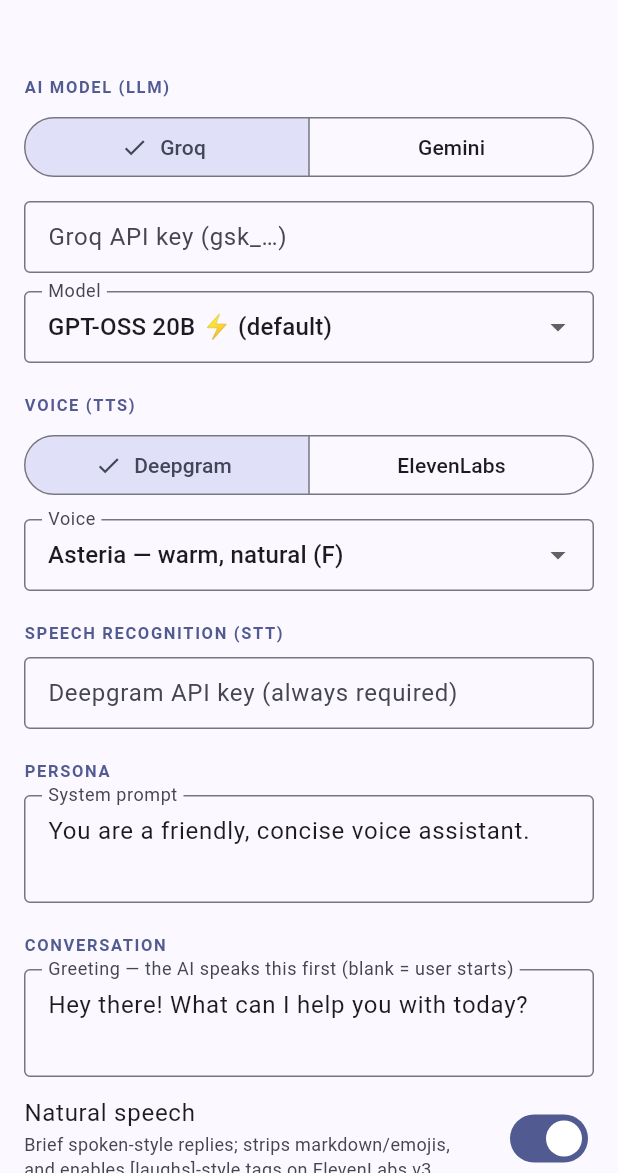
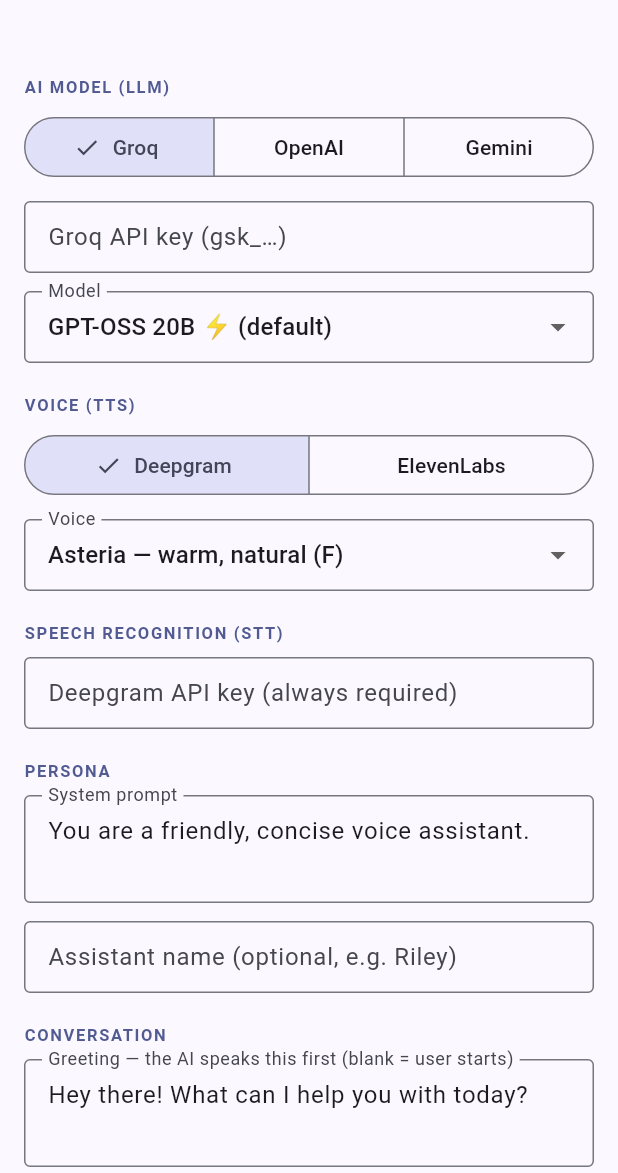
Before and after one commit to abdelrahman-shehata99/vocra-demo, a Flutter app: the screen it shows after launch, on a phone screen of 412 x 824 dp, the part 63-1236 px from its top. Run offline on Flutter 3.47's test engine with Material 3 defaults, Android fonts, the phone set to English and light mode, and no system bars; missing offline and left inert: vocra.

Commit message:
Expose the new SDK features in the demo setup screen
- OpenAI as a third LLM option; build the config via the VocraLlm/VocraTts/
  VocraStt facades.
- Assistant name field.
- Auto-end policies UI: end phrases, farewell message, silence timeout, and max
  duration -> SessionPolicies.

Lets the greeting, natural speech, facades, mute, end-session report, and
auto-end policies all be exercised locally.

Co-Authored-By: Claude Opus 4.8 <noreply@anthropic.com>

```diff
--- a/lib/main.dart
+++ b/lib/main.dart
@@ -21,7 +21,7 @@ class VocraDemoApp extends StatelessWidget {
   }
 }
 
-enum LlmChoice { groq, gemini }
+enum LlmChoice { groq, openai, gemini }
 
 enum TtsChoice { deepgram, elevenlabs }
 
@@ -29,6 +29,12 @@ const _groqModels = <String, String>{
   'openai/gpt-oss-20b': 'GPT-OSS 20B ⚡ (default)',
   'llama-3.3-70b-versatile': 'Llama 3.3 70B Versatile',
   'llama-3.1-8b-instant': 'Llama 3.1 8B Instant (retires 2026-08-16)',
+};
+
+const _openAiModels = <String, String>{
+  'gpt-4.1-mini': 'GPT-4.1 Mini ⚡ (default)',
+  'gpt-4.1-nano': 'GPT-4.1 Nano (fastest)',
+  'gpt-4.1': 'GPT-4.1',
 };
 
 const _geminiModels = <String, String>{
@@ -87,6 +93,9 @@ class _SetupPageState extends State<SetupPage> {
   final _groqKey = TextEditingController(
     text: const String.fromEnvironment('GROQ_API_KEY'),
   );
+  final _openAiKey = TextEditingController(
+    text: const String.fromEnvironment('OPENAI_API_KEY'),
+  );
   final _geminiKey = TextEditingController(
     text: const String.fromEnvironment('GEMINI_API_KEY'),
   );
@@ -99,13 +108,22 @@ class _SetupPageState extends State<SetupPage> {
   final _persona = TextEditingController(
     text: 'You are a friendly, concise voice assistant.',
   );
+  final _assistantName = TextEditingController();
   final _greeting = TextEditingController(
     text: 'Hey there! What can I help you with today?',
   );
+  // Session policies (leave blank to disable).
+  final _endPhrases = TextEditingController(text: 'goodbye, talk to you later');
+  final _endMessage = TextEditingController(
+    text: 'Thanks for chatting. Take care!',
+  );
+  final _silenceSeconds = TextEditingController();
+  final _maxMinutes = TextEditingController();
 
   LlmChoice _llm = LlmChoice.groq;
   TtsChoice _tts = TtsChoice.deepgram;
   String _groqModel = _groqModels.keys.first;
+  String _openAiModel = _openAiModels.keys.first;
   String _geminiModel = _geminiModels.keys.first;
   String _deepgramVoice = _deepgramVoices.keys.first;
   String _elevenLabsVoice = _elevenLabsVoices.keys.first;
@@ -115,11 +133,17 @@ class _SetupPageState extends State<SetupPage> {
   @override
   void dispose() {
     _groqKey.dispose();
+    _openAiKey.dispose();
     _geminiKey.dispose();
     _deepgramKey.dispose();
     _elevenLabsKey.dispose();
     _persona.dispose();
+    _assistantName.dispose();
     _greeting.dispose();
+    _endPhrases.dispose();
+    _endMessage.dispose();
+    _silenceSeconds.dispose();
+    _maxMinutes.dispose();
     super.dispose();
   }
 
@@ -131,12 +155,16 @@ class _SetupPageState extends State<SetupPage> {
 
   void _start() {
     final groqKey = _groqKey.text.trim();
+    final openAiKey = _openAiKey.text.trim();
     final geminiKey = _geminiKey.text.trim();
     final dgKey = _deepgramKey.text.trim();
     final elKey = _elevenLabsKey.text.trim();
 
     if (_llm == LlmChoice.groq && groqKey.isEmpty) {
       return _snack('Enter your Groq API key.');
+    }
+    if (_llm == LlmChoice.openai && openAiKey.isEmpty) {
+      return _snack('Enter your OpenAI API key.');
     }
     if (_llm == LlmChoice.gemini && geminiKey.isEmpty) {
       return _snack('Enter your Gemini API key.');
@@ -150,35 +178,65 @@ class _SetupPageState extends State<SetupPage> {
     }
 
     final greetingText = _greeting.text.trim();
+    final assistantName = _assistantName.text.trim();
 
     // ── This is the entire SDK integration ────────────────────────────
     final session = VocraSession(
       config: VocraConfig(
-        llm: _llm == LlmChoice.groq
-            ? GroqLlm(apiKey: groqKey, model: _groqModel)
-            : GeminiLlm(apiKey: geminiKey, model: _geminiModel),
+        // Provider facades pick the service in one line.
+        llm: switch (_llm) {
+          LlmChoice.groq => VocraLlm.groq(apiKey: groqKey, model: _groqModel),
+          LlmChoice.openai => VocraLlm.openAi(
+            apiKey: openAiKey,
+            model: _openAiModel,
+          ),
+          LlmChoice.gemini => VocraLlm.gemini(
+            apiKey: geminiKey,
+            model: _geminiModel,
+          ),
+        },
         tts: _tts == TtsChoice.deepgram
-            ? DeepgramTts(apiKey: dgKey, model: _deepgramVoice)
-            : ElevenLabsTts(
+            ? VocraTts.deepgram(apiKey: dgKey, voice: _deepgramVoice)
+            : VocraTts.elevenLabs(
                 apiKey: elKey,
                 voiceId: _elevenLabsVoice,
-                modelId: _elevenLabsModel,
+                model: _elevenLabsModel,
               ),
-        stt: DeepgramStt(apiKey: dgKey),
+        stt: VocraStt.deepgram(apiKey: dgKey),
         systemPrompt: _persona.text.trim().isEmpty
             ? 'You are a helpful assistant.'
             : _persona.text.trim(),
+        assistantName: assistantName.isEmpty ? null : assistantName,
         // The AI speaks first with this line (empty = user speaks first).
         greeting: greetingText.isEmpty ? null : Greeting.text(greetingText),
         // Nudge the model toward brief, spoken-style replies; strips markdown/
         // emojis before TTS and enables [laughs]-style tags on ElevenLabs v3.
         naturalSpeech: _naturalSpeech,
+        // Auto-end rules — say an end phrase, go silent, or hit the cap.
+        policies: _buildPolicies(),
       ),
     );
     // ──────────────────────────────────────────────────────────────────
 
     Navigator.of(context).push(
       MaterialPageRoute(builder: (_) => ConversationPage(session: session)),
+    );
+  }
+
+  SessionPolicies _buildPolicies() {
+    final phrases = _endPhrases.text
+        .split(',')
+        .map((p) => p.trim())
+        .where((p) => p.isNotEmpty)
+        .toList();
+    final silence = int.tryParse(_silenceSeconds.text.trim());
+    final maxMin = int.tryParse(_maxMinutes.text.trim());
+    final endMsg = _endMessage.text.trim();
+    return SessionPolicies(
+      endPhrases: phrases,
+      endMessage: endMsg.isEmpty ? null : endMsg,
+      silenceTimeout: silence == null ? null : Duration(seconds: silence),
+      maxDuration: maxMin == null ? null : Duration(minutes: maxMin),
     );
   }
 
@@ -239,6 +297,7 @@ class _SetupPageState extends State<SetupPage> {
           SegmentedButton<LlmChoice>(
             segments: const [
               ButtonSegment(value: LlmChoice.groq, label: Text('Groq')),
+              ButtonSegment(value: LlmChoice.openai, label: Text('OpenAI')),
               ButtonSegment(value: LlmChoice.gemini, label: Text('Gemini')),
             ],
             selected: {_llm},
@@ -253,6 +312,15 @@ class _SetupPageState extends State<SetupPage> {
               _groqModels,
               _groqModel,
               (v) => setState(() => _groqModel = v),
+            ),
+          ] else if (_llm == LlmChoice.openai) ...[
+            _keyField(_openAiKey, 'OpenAI API key (sk-…)'),
+            const SizedBox(height: 12),
+            _dropdown(
+              'Model',
+              _openAiModels,
+              _openAiModel,
+              (v) => setState(() => _openAiModel = v),
             ),
           ] else ...[
             _keyField(_geminiKey, 'Gemini API key (AIza…)'),
@@ -313,6 +381,15 @@ class _SetupPageState extends State<SetupPage> {
               isDense: true,
             ),
           ),
+          const SizedBox(height: 12),
+          TextField(
+            controller: _assistantName,
+            decoration: const InputDecoration(
+              labelText: 'Assistant name (optional, e.g. Riley)',
+              border: OutlineInputBorder(),
+              isDense: true,
+            ),
+          ),
           _sectionLabel('Conversation'),
           TextField(
             controller: _greeting,
@@ -335,6 +412,52 @@ class _SetupPageState extends State<SetupPage> {
             ),
             value: _naturalSpeech,
             onChanged: (v) => setState(() => _naturalSpeech = v),
+          ),
+          _sectionLabel('Auto-end policies (optional)'),
+          TextField(
+            controller: _endPhrases,
+            decoration: const InputDecoration(
+              labelText: 'End phrases (comma-separated)',
+              border: OutlineInputBorder(),
+              isDense: true,
+            ),
+          ),
+          const SizedBox(height: 12),
+          TextField(
+            controller: _endMessage,
+            decoration: const InputDecoration(
+              labelText: 'Farewell spoken before an auto-end',
+              border: OutlineInputBorder(),
+              isDense: true,
+            ),
+          ),
+          const SizedBox(height: 12),
+          Row(
+            children: [
+              Expanded(
+                child: TextField(
+                  controller: _silenceSeconds,
+                  keyboardType: TextInputType.number,
+                  decoration: const InputDecoration(
+                    labelText: 'Silence timeout (s)',
+                    border: OutlineInputBorder(),
+                    isDense: true,
+                  ),
+                ),
+              ),
+              const SizedBox(width: 12),
+              Expanded(
+                child: TextField(
+                  controller: _maxMinutes,
+                  keyboardType: TextInputType.number,
+                  decoration: const InputDecoration(
+                    labelText: 'Max duration (min)',
+                    border: OutlineInputBorder(),
+                    isDense: true,
+                  ),
+                ),
+              ),
+            ],
           ),
           const SizedBox(height: 24),
           FilledButton(
```
